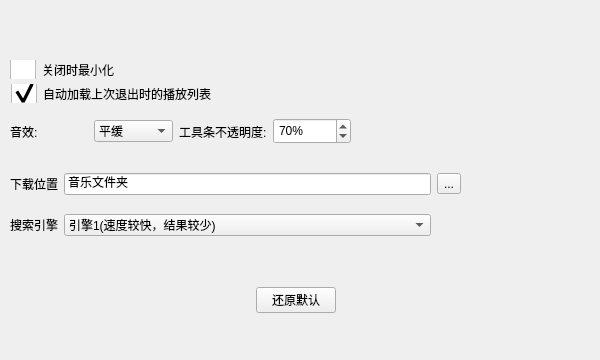
Above: src/settingwindow.ui from Remaker01/TinyPlayer before the change. Below: the same form after it.
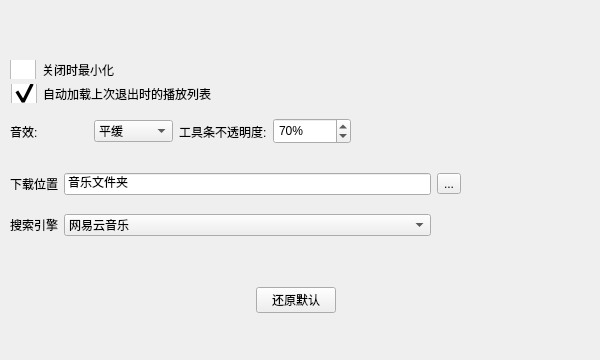
That is the form after the change. Icons and pictures are not drawn.

Commit message: 修改音乐下载引擎和版本号；增加协议

```diff
--- a/src/settingwindow.ui
+++ b/src/settingwindow.ui
@@ -254,7 +254,7 @@
      <widget class="QComboBox" name="methodBox">
       <item>
        <property name="text">
-        <string>引擎1(速度较快，结果较少)</string>
+        <string>网易云音乐</string>
        </property>
       </item>
       <item>
```
Left out of the diff: 7 changed lines with no effect on the pictures. The commit also changes 10 other files.
